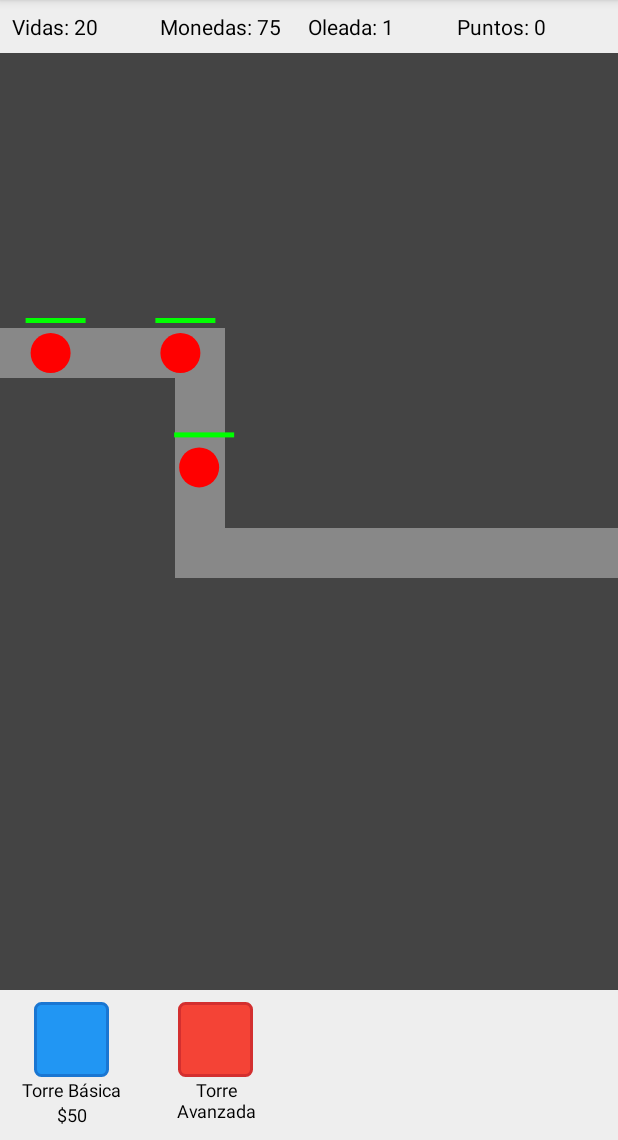
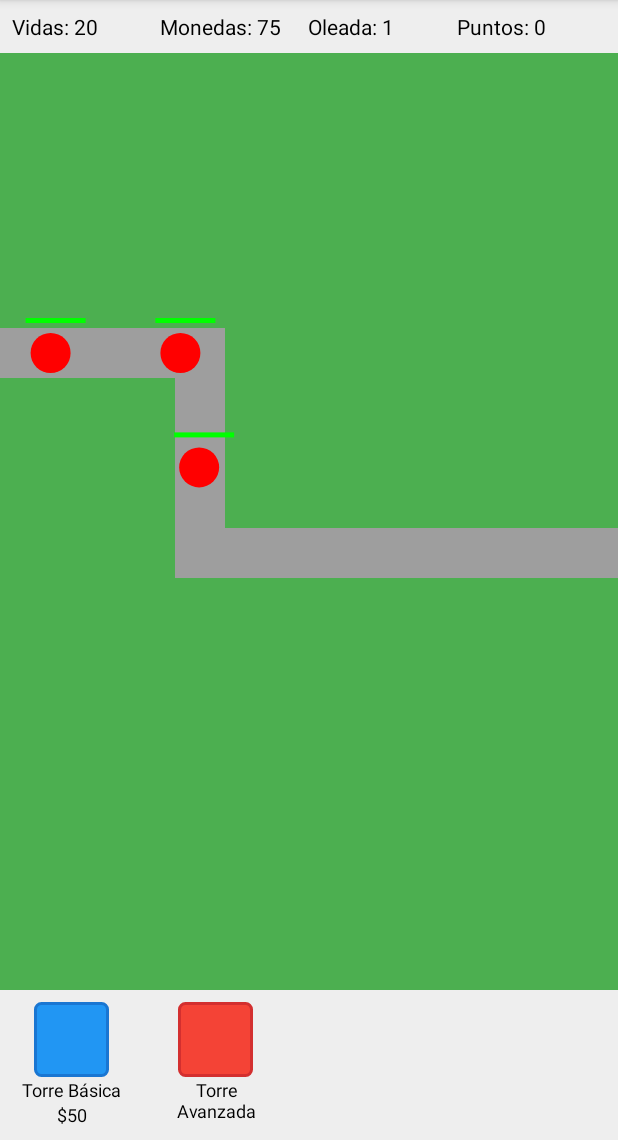
Before and after one commit to xPorotin9/Final-Moviles, an Android app: the screen it shows after launch (MainActivity), after a tap on "Jugar", on a phone screen of 412 x 824 dp, the part 96-1236 px from its top. Run offline under Robolectric (Android 15) with nearby library versions, the light colour scheme and no system bars; 1 statement that could not run was skipped.

Commit message:
Actualizar formato de colores para utilizar codigo HAX

```diff
--- a/app/src/main/java/com/example/finalmoviles/GameView.kt
+++ b/app/src/main/java/com/example/finalmoviles/GameView.kt
@@ -133,23 +133,26 @@ class GameView @JvmOverloads constructor(
     override fun onDraw(canvas: Canvas) {
         super.onDraw(canvas)
 
-        // Dibujar fondo.
-        canvas.drawColor(Color.DKGRAY)
+        // Dibujar fondo con un verde específico
+        canvas.drawColor(Color.parseColor("#4CAF50"))
 
-        // Dibujar camino.
+        // Dibujar camino con un gris más definido
         paint.apply {
-            color = Color.GRAY
+            color = Color.parseColor("#9E9E9E")
             style = Paint.Style.STROKE
             strokeWidth = 50f
         }
         canvas.drawPath(path, paint)
+        // Dibujar zona final.
+        canvas.drawPath(path, paint)
 
-        // Dibujar zona final.
+        // Dibujar zona final con un rojo específico y transparencia
         paint.apply {
-            color = Color.RED
+            color = Color.parseColor("#F44336")  // Un rojo de Material Design
             style = Paint.Style.FILL
-            alpha = 80  // Transparencia.
+            alpha = 0  // Transparencia (valor entre 0-255)
         }
+
         canvas.drawRect(endZone, paint)
 
         // Dibujar torres en el área de juego.
```
